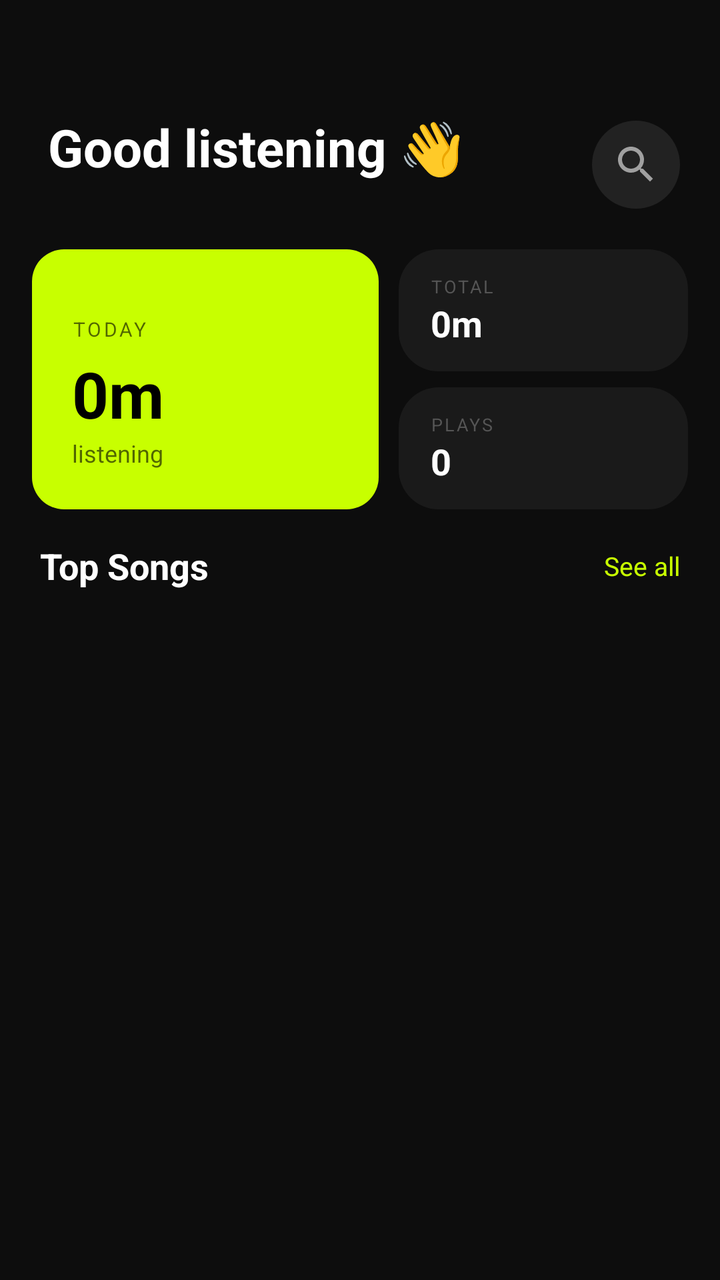
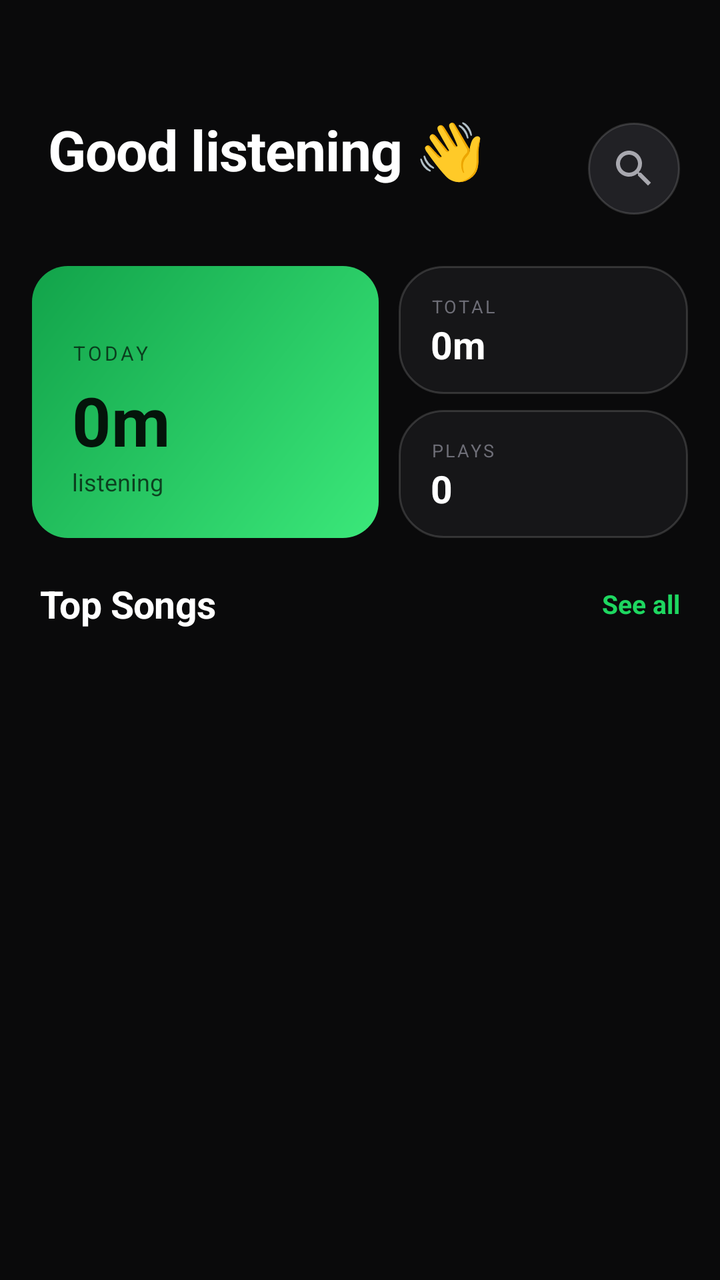

Before-and-after screenshots of an Android layout around one commit, followed by the original layout XML and the change that was made.
<!-- AndroidManifest.xml: application theme Theme.Rhythmix -->
<!-- res/layout/fragment_home.xml -->
<?xml version="1.0" encoding="utf-8"?>
<LinearLayout
    xmlns:android="http://schemas.android.com/apk/res/android"
    xmlns:app="http://schemas.android.com/apk/res-auto"
    android:layout_width="match_parent"
    android:layout_height="match_parent"
    android:background="@color/bg"
    android:orientation="vertical">

    
    <LinearLayout
        android:layout_width="match_parent"
        android:layout_height="wrap_content"
        android:orientation="horizontal"
        android:paddingStart="24dp"
        android:paddingEnd="20dp"
        android:paddingTop="56dp"
        android:paddingBottom="16dp"
        android:gravity="center_vertical">

        <LinearLayout
            android:layout_width="0dp"
            android:layout_height="wrap_content"
            android:layout_weight="1"
            android:orientation="vertical">
            <TextView
                android:layout_width="wrap_content"
                android:layout_height="wrap_content"
                android:text="Good listening 👋"
                android:textSize="26sp"
                android:textStyle="bold"
                android:textColor="@color/text_primary" />
            <TextView
                android:id="@+id/tv_song_count"
                android:layout_width="wrap_content"
                android:layout_height="wrap_content"
                android:textSize="13sp"
                android:textColor="@color/text_secondary" />
        </LinearLayout>

        <ImageButton
            android:id="@+id/btn_search"
            android:layout_width="44dp"
            android:layout_height="44dp"
            android:src="@drawable/ic_search"
            android:background="@drawable/bg_icon_btn"
            android:padding="10dp"
            app:tint="@color/text_secondary" />
    </LinearLayout>

    <androidx.core.widget.NestedScrollView
        android:layout_width="match_parent"
        android:layout_height="0dp"
        android:layout_weight="1"
        android:overScrollMode="never"
        android:scrollbars="none">

        <LinearLayout
            android:layout_width="match_parent"
            android:layout_height="wrap_content"
            android:orientation="vertical"
            android:paddingBottom="16dp">

            
            <LinearLayout
                android:layout_width="match_parent"
                android:layout_height="wrap_content"
                android:orientation="horizontal"
                android:paddingHorizontal="16dp"
                android:paddingBottom="16dp">

                
                <LinearLayout
                    android:layout_width="0dp"
                    android:layout_height="130dp"
                    android:layout_weight="1.2"
                    android:orientation="vertical"
                    android:background="@drawable/bg_card_accent"
                    android:padding="20dp"
                    android:layout_marginEnd="10dp"
                    android:gravity="bottom">
                    <TextView
                        android:layout_width="wrap_content"
                        android:layout_height="wrap_content"
                        android:text="TODAY"
                        android:textSize="10sp"
                        android:textColor="#99000000"
                        android:letterSpacing="0.12"
                        android:layout_marginBottom="4dp"/>
                    <TextView
                        android:id="@+id/tv_today_time"
                        android:layout_width="wrap_content"
                        android:layout_height="wrap_content"
                        android:text="0m"
                        android:textColor="@color/black"
                        android:textSize="32sp"
                        android:textStyle="bold"/>
                    <TextView
                        android:layout_width="wrap_content"
                        android:layout_height="wrap_content"
                        android:text="listening"
                        android:textSize="12sp"
                        android:textColor="#99000000"/>
                </LinearLayout>

                
                <LinearLayout
                    android:layout_width="0dp"
                    android:layout_height="130dp"
                    android:layout_weight="1"
                    android:orientation="vertical">

                    <LinearLayout
                        android:layout_width="match_parent"
                        android:layout_height="0dp"
                        android:layout_weight="1"
                        android:orientation="vertical"
                        android:background="@drawable/bg_stat_card"
                        android:paddingHorizontal="16dp"
                        android:paddingVertical="12dp"
                        android:layout_marginBottom="8dp"
                        android:gravity="bottom">
                        <TextView android:layout_width="wrap_content" android:layout_height="wrap_content"
                            android:text="TOTAL" android:textSize="9sp" android:textColor="@color/text_tertiary"
                            android:letterSpacing="0.1"/>
                        <TextView android:id="@+id/tv_total_time"
                            android:layout_width="wrap_content" android:layout_height="wrap_content"
                            android:text="0m" android:textSize="18sp" android:textStyle="bold" android:textColor="@color/text_primary"/>
                    </LinearLayout>

                    <LinearLayout
                        android:layout_width="match_parent"
                        android:layout_height="0dp"
                        android:layout_weight="1"
                        android:orientation="vertical"
                        android:background="@drawable/bg_stat_card"
                        android:paddingHorizontal="16dp"
                        android:paddingVertical="12dp"
                        android:gravity="bottom">
                        <TextView android:layout_width="wrap_content" android:layout_height="wrap_content"
                            android:text="PLAYS" android:textSize="9sp" android:textColor="@color/text_tertiary"
                            android:letterSpacing="0.1"/>
                        <TextView android:id="@+id/tv_total_plays"
                            android:layout_width="wrap_content" android:layout_height="wrap_content"
                            android:text="0" android:textSize="18sp" android:textStyle="bold" android:textColor="@color/text_primary"/>
                    </LinearLayout>
                </LinearLayout>
            </LinearLayout>

            
            <LinearLayout
                android:layout_width="match_parent"
                android:layout_height="wrap_content"
                android:orientation="horizontal"
                android:paddingHorizontal="20dp"
                android:paddingBottom="12dp"
                android:gravity="center_vertical">
                <TextView
                    android:layout_width="0dp"
                    android:layout_height="wrap_content"
                    android:layout_weight="1"
                    android:text="Top Songs"
                    android:textSize="18sp"
                    android:textStyle="bold"
                    android:textColor="@color/text_primary" />
                <TextView
                    android:id="@+id/tv_see_all"
                    android:layout_width="wrap_content"
                    android:layout_height="wrap_content"
                    android:text="See all"
                    android:textSize="13sp"
                    android:textColor="@color/accent"
                    android:clickable="true"
                    android:focusable="true"/>
            </LinearLayout>

            <androidx.recyclerview.widget.RecyclerView
                android:id="@+id/rv_top_songs"
                android:layout_width="match_parent"
                android:layout_height="wrap_content"
                android:nestedScrollingEnabled="false" />

        </LinearLayout>
    </androidx.core.widget.NestedScrollView>
</LinearLayout>
<!-- resources referenced by this layout -->
<resources>
  <color name="accent">#C8FF00</color>
  <color name="bg">#0D0D0D</color>
  <color name="black">#000000</color>
  <color name="text_primary">#FFFFFF</color>
  <color name="text_secondary">#A0A0A0</color>
  <color name="text_tertiary">#555555</color>
  <!-- drawable bg_card_accent (drawable) -->
  <?xml version="1.0" encoding="utf-8"?>
  <shape xmlns:android="http://schemas.android.com/apk/res/android">
      <solid android:color="@color/accent" />
      <corners android:radius="16dp" />
  </shape>
  <!-- drawable bg_icon_btn (drawable) -->
  <?xml version="1.0" encoding="utf-8"?>
  <shape xmlns:android="http://schemas.android.com/apk/res/android" android:shape="oval">
      <solid android:color="@color/surface2" />
  </shape>
  <!-- drawable bg_stat_card (drawable) -->
  <?xml version="1.0" encoding="utf-8"?>
  <shape xmlns:android="http://schemas.android.com/apk/res/android">
      <solid android:color="@color/surface" />
      <corners android:radius="20dp" />
  </shape>
  <style name="Theme.Rhythmix" parent="Theme.Material3.Dark.NoActionBar">
          <item name="colorPrimary">@color/accent</item>
          <item name="colorPrimaryVariant">@color/accent_dim</item>
          <item name="colorOnPrimary">@color/black</item>
          <item name="colorSecondary">@color/violet</item>
          <item name="colorSurface">@color/surface</item>
          <item name="colorOnSurface">@color/text_primary</item>
          <item name="android:colorBackground">@color/bg</item>
          <item name="android:windowBackground">@color/bg</item>
          <item name="android:statusBarColor">@color/bg</item>
          <item name="android:navigationBarColor">@color/nav_bg</item>
          <item name="android:windowLightStatusBar">false</item>
          <item name="android:windowLightNavigationBar">false</item>
      </style>
  <color name="surface2">#222222</color>
  <color name="surface">#1A1A1A</color>
  <color name="accent_dim">#3A4700</color>
  <color name="violet">#9B6DFF</color>
  <color name="nav_bg">#111111</color>
  <!-- unchanged entries left out for length: 1 -->
</resources>

<!-- the commit's change to res/layout/fragment_home.xml (unified diff, before → after) -->
@@ -15,7 +15,7 @@
         android:paddingStart="24dp"
         android:paddingEnd="20dp"
         android:paddingTop="56dp"
-        android:paddingBottom="16dp"
+        android:paddingBottom="20dp"
         android:gravity="center_vertical">
 
         <LinearLayout
@@ -27,24 +27,26 @@
                 android:layout_width="wrap_content"
                 android:layout_height="wrap_content"
                 android:text="Good listening 👋"
-                android:textSize="26sp"
+                android:textSize="28sp"
                 android:textStyle="bold"
+                android:letterSpacing="-0.01"
                 android:textColor="@color/text_primary" />
             <TextView
                 android:id="@+id/tv_song_count"
                 android:layout_width="wrap_content"
                 android:layout_height="wrap_content"
                 android:textSize="13sp"
+                android:layout_marginTop="2dp"
                 android:textColor="@color/text_secondary" />
         </LinearLayout>
 
         <ImageButton
             android:id="@+id/btn_search"
-            android:layout_width="44dp"
-            android:layout_height="44dp"
+            android:layout_width="46dp"
+            android:layout_height="46dp"
             android:src="@drawable/ic_search"
             android:background="@drawable/bg_icon_btn"
-            android:padding="10dp"
+            android:padding="11dp"
             app:tint="@color/text_secondary" />
     </LinearLayout>
 
@@ -67,12 +69,12 @@
                 android:layout_height="wrap_content"
                 android:orientation="horizontal"
                 android:paddingHorizontal="16dp"
-                android:paddingBottom="16dp">
+                android:paddingBottom="20dp">
 
                 
                 <LinearLayout
                     android:layout_width="0dp"
-                    android:layout_height="130dp"
+                    android:layout_height="136dp"
                     android:layout_weight="1.2"
                     android:orientation="vertical"
                     android:background="@drawable/bg_card_accent"
@@ -84,29 +86,31 @@
                         android:layout_height="wrap_content"
                         android:text="TODAY"
                         android:textSize="10sp"
-                        android:textColor="#99000000"
-                        android:letterSpacing="0.12"
+                        android:textColor="@color/accent_on"
+                        android:letterSpacing="0.14"
+                        android:alpha="0.75"
                         android:layout_marginBottom="4dp"/>
                     <TextView
                         android:id="@+id/tv_today_time"
                         android:layout_width="wrap_content"
                         android:layout_height="wrap_content"
                         android:text="0m"
-                        android:textColor="@color/black"
-                        android:textSize="32sp"
+                        android:textColor="@color/accent_on"
+                        android:textSize="34sp"
                         android:textStyle="bold"/>
                     <TextView
                         android:layout_width="wrap_content"
                         android:layout_height="wrap_content"
                         android:text="listening"
                         android:textSize="12sp"
-                        android:textColor="#99000000"/>
+                        android:alpha="0.75"
+                        android:textColor="@color/accent_on"/>
                 </LinearLayout>
 
                 
                 <LinearLayout
                     android:layout_width="0dp"
-                    android:layout_height="130dp"
+                    android:layout_height="136dp"
                     android:layout_weight="1"
                     android:orientation="vertical">
 
@@ -122,10 +126,10 @@
                         android:gravity="bottom">
                         <TextView android:layout_width="wrap_content" android:layout_height="wrap_content"
                             android:text="TOTAL" android:textSize="9sp" android:textColor="@color/text_tertiary"
-                            android:letterSpacing="0.1"/>
+                            android:letterSpacing="0.12"/>
                         <TextView android:id="@+id/tv_total_time"
                             android:layout_width="wrap_content" android:layout_height="wrap_content"
-                            android:text="0m" android:textSize="18sp" android:textStyle="bold" android:textColor="@color/text_primary"/>
+                            android:text="0m" android:textSize="19sp" android:textStyle="bold" android:textColor="@color/text_primary"/>
                     </LinearLayout>
 
                     <LinearLayout
@@ -139,10 +143,10 @@
                         android:gravity="bottom">
                         <TextView android:layout_width="wrap_content" android:layout_height="wrap_content"
                             android:text="PLAYS" android:textSize="9sp" android:textColor="@color/text_tertiary"
-                            android:letterSpacing="0.1"/>
+                            android:letterSpacing="0.12"/>
                         <TextView android:id="@+id/tv_total_plays"
                             android:layout_width="wrap_content" android:layout_height="wrap_content"
-                            android:text="0" android:textSize="18sp" android:textStyle="bold" android:textColor="@color/text_primary"/>
+                            android:text="0" android:textSize="19sp" android:textStyle="bold" android:textColor="@color/text_primary"/>
                     </LinearLayout>
                 </LinearLayout>
             </LinearLayout>
@@ -160,8 +164,9 @@
                     android:layout_height="wrap_content"
                     android:layout_weight="1"
                     android:text="Top Songs"
-                    android:textSize="18sp"
+                    android:textSize="19sp"
                     android:textStyle="bold"
+                    android:letterSpacing="-0.01"
                     android:textColor="@color/text_primary" />
                 <TextView
                     android:id="@+id/tv_see_all"
@@ -169,6 +174,7 @@
                     android:layout_height="wrap_content"
                     android:text="See all"
                     android:textSize="13sp"
+                    android:textStyle="bold"
                     android:textColor="@color/accent"
                     android:clickable="true"
                     android:focusable="true"/>
@@ -178,7 +184,9 @@
                 android:id="@+id/rv_top_songs"
                 android:layout_width="match_parent"
                 android:layout_height="wrap_content"
-                android:nestedScrollingEnabled="false" />
+                android:nestedScrollingEnabled="false"
+                android:overScrollMode="never"
+                app:layoutManager="androidx.recyclerview.widget.LinearLayoutManager" />
 
         </LinearLayout>
     </androidx.core.widget.NestedScrollView>
<!-- resource entries referenced after the edit -->
@@ -1,47 +1,88 @@
 <!-- resources referenced by this layout -->
 <resources>
-  <color name="accent">#C8FF00</color>
-  <color name="bg">#0D0D0D</color>
+  <color name="accent">#1ED760</color>
+  <color name="accent_on">#04140A</color>
+  <color name="bg">#0A0A0B</color>
   <color name="black">#000000</color>
   <color name="text_primary">#FFFFFF</color>
-  <color name="text_secondary">#A0A0A0</color>
-  <color name="text_tertiary">#555555</color>
+  <color name="text_secondary">#A8A8AF</color>
+  <color name="text_tertiary">#6E6E77</color>
   <!-- drawable bg_card_accent (drawable) -->
   <?xml version="1.0" encoding="utf-8"?>
   <shape xmlns:android="http://schemas.android.com/apk/res/android">
-      <solid android:color="@color/accent" />
-      <corners android:radius="16dp" />
+      <gradient
+          android:type="linear"
+          android:angle="135"
+          android:startColor="@color/accent_light"
+          android:endColor="@color/accent_dark" />
+      <corners android:radius="18dp" />
   </shape>
   <!-- drawable bg_icon_btn (drawable) -->
   <?xml version="1.0" encoding="utf-8"?>
-  <shape xmlns:android="http://schemas.android.com/apk/res/android" android:shape="oval">
-      <solid android:color="@color/surface2" />
-  </shape>
+  <ripple xmlns:android="http://schemas.android.com/apk/res/android"
+      android:color="#3DFFFFFF">
+      <item>
+          <shape android:shape="oval">
+              <solid android:color="@color/surface2" />
+              <stroke android:width="1dp" android:color="@color/surface_border" />
+          </shape>
+      </item>
+  </ripple>
   <!-- drawable bg_stat_card (drawable) -->
   <?xml version="1.0" encoding="utf-8"?>
   <shape xmlns:android="http://schemas.android.com/apk/res/android">
       <solid android:color="@color/surface" />
-      <corners android:radius="20dp" />
+      <corners android:radius="22dp" />
+      <stroke android:width="1dp" android:color="@color/surface_border" />
   </shape>
   <style name="Theme.Rhythmix" parent="Theme.Material3.Dark.NoActionBar">
+          
           <item name="colorPrimary">@color/accent</item>
-          <item name="colorPrimaryVariant">@color/accent_dim</item>
-          <item name="colorOnPrimary">@color/black</item>
+          <item name="colorOnPrimary">@color/accent_on</item>
+          <item name="colorPrimaryContainer">@color/accent_dim</item>
+          <item name="colorOnPrimaryContainer">@color/accent_light</item>
           <item name="colorSecondary">@color/violet</item>
+          <item name="colorOnSecondary">@color/black</item>
+  
+          
           <item name="colorSurface">@color/surface</item>
           <item name="colorOnSurface">@color/text_primary</item>
+          <item name="colorSurfaceVariant">@color/surface2</item>
+          <item name="colorOnSurfaceVariant">@color/text_secondary</item>
           <item name="android:colorBackground">@color/bg</item>
-          <item name="android:windowBackground">@color/bg</item>
+          <item name="colorOutline">@color/surface_border</item>
+  
+          
           <item name="android:statusBarColor">@color/bg</item>
           <item name="android:navigationBarColor">@color/nav_bg</item>
-          <item name="android:windowLightStatusBar">false</item>
-          <item name="android:windowLightNavigationBar">false</item>
+          <item name="android:windowLightStatusBar" tools:targetApi="23">false</item>
+          <item name="android:windowLightNavigationBar" tools:targetApi="27">false</item>
+          <item name="android:enforceNavigationBarContrast" tools:targetApi="29">false</item>
+          <item name="android:windowDrawsSystemBarBackgrounds">true</item>
+  
+          
+          <item name="android:fontFamily">sans-serif</item>
+          <item name="fontFamily">sans-serif</item>
+  
+          
+          <item name="chipStyle">@style/Widget.Rhythmix.Chip</item>
       </style>
-  <color name="surface2">#222222</color>
-  <color name="surface">#1A1A1A</color>
-  <color name="accent_dim">#3A4700</color>
-  <color name="violet">#9B6DFF</color>
-  <color name="nav_bg">#111111</color>
+  <color name="accent_light">#3BE87A</color>
+  <color name="accent_dark">#12A34A</color>
+  <color name="surface2">#212125</color>
+  <color name="surface_border">#26FFFFFF</color>
+  <color name="surface">#161618</color>
+  <color name="accent_dim">#17281D</color>
+  <color name="violet">#A78BFA</color>
+  <color name="nav_bg">#101012</color>
+  <style name="Widget.Rhythmix.Chip" parent="Widget.Material3.Chip.Filter">
+          <item name="chipBackgroundColor">@color/surface2</item>
+          <item name="chipStrokeColor">@color/surface_border</item>
+          <item name="chipStrokeWidth">1dp</item>
+          <item name="android:textColor">@color/text_secondary</item>
+          <item name="chipCornerRadius">100dp</item>
+          <item name="checkedIconVisible">false</item>
+      </style>
   <!-- unchanged entries left out for length: 1 -->
 </resources>
 
